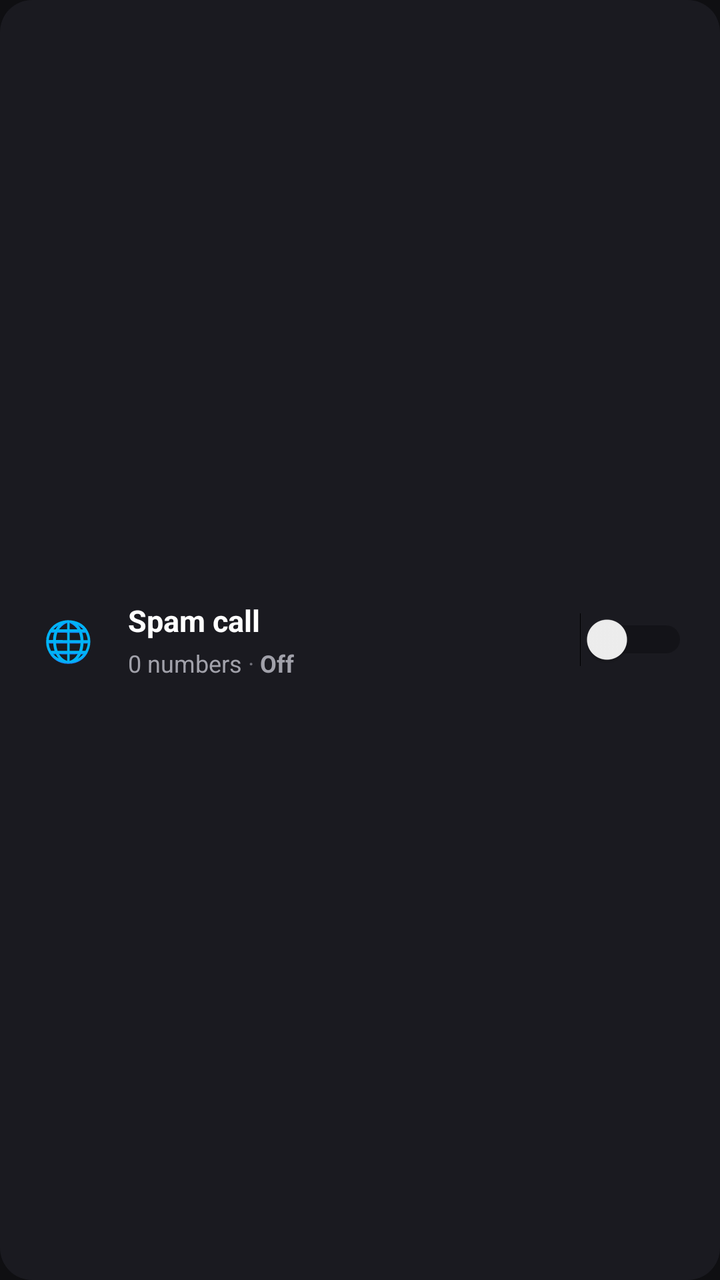
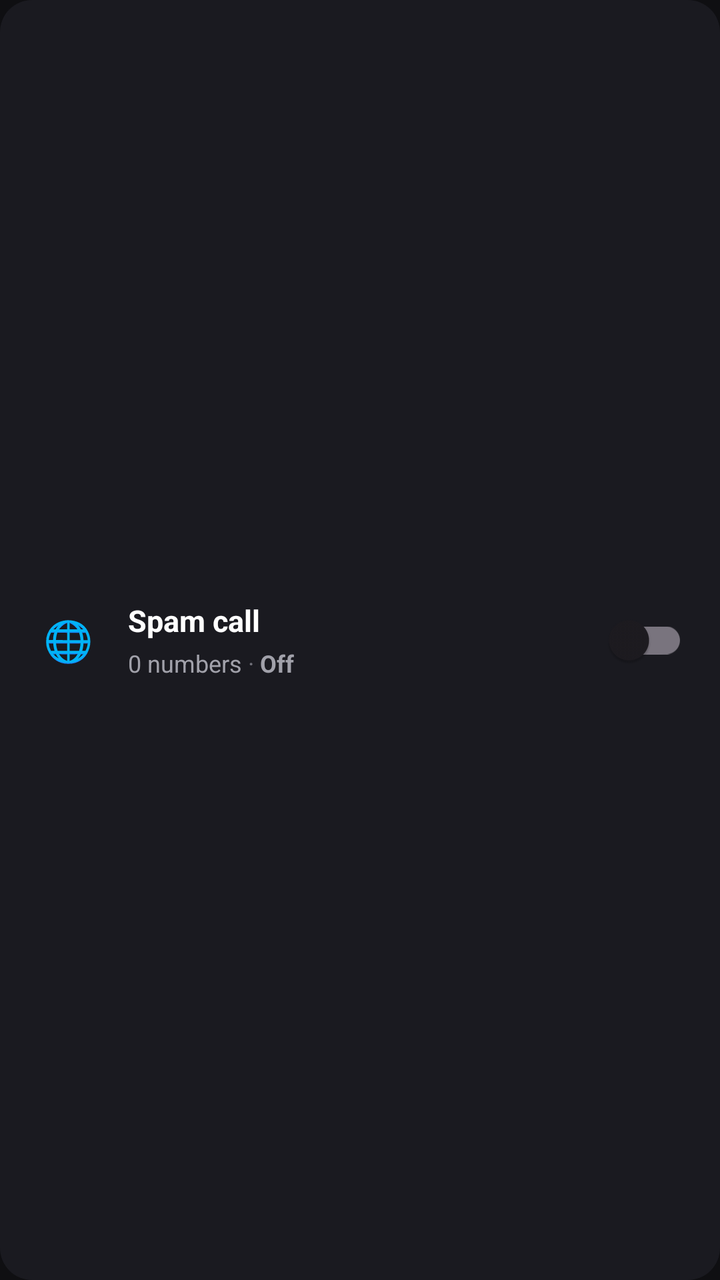

Two renders of the same Android screen: before a commit and after it. Below are the layout's source before the change and the commit's diff.
<!-- AndroidManifest.xml: application theme Theme.CallFilter -->
<!-- res/layout/global_reason_card.xml -->
<?xml version="1.0" encoding="utf-8"?>
<LinearLayout xmlns:android="http://schemas.android.com/apk/res/android"
    android:layout_width="match_parent"
    android:layout_height="wrap_content"
    android:orientation="horizontal"
    android:gravity="center_vertical"
    android:background="@drawable/card_bg"
    android:padding="16dp"
    android:layout_marginBottom="10dp">

    
    <TextView
        android:layout_width="36dp"
        android:layout_height="36dp"
        android:text="🌐"
        android:textSize="20sp"
        android:gravity="center"
        android:layout_marginEnd="12dp"/>

    
    <LinearLayout
        android:layout_width="0dp"
        android:layout_weight="1"
        android:layout_height="wrap_content"
        android:orientation="vertical">
        <TextView
            android:id="@+id/reasonCardTitle"
            android:layout_width="wrap_content"
            android:layout_height="wrap_content"
            android:text="Spam call"
            android:textSize="15sp"
            android:textStyle="bold"
            android:textColor="@color/text"/>
        <LinearLayout
            android:layout_width="wrap_content"
            android:layout_height="wrap_content"
            android:orientation="horizontal"
            android:layout_marginTop="3dp"
            android:gravity="center_vertical">
            <TextView
                android:id="@+id/reasonCardCount"
                android:layout_width="wrap_content"
                android:layout_height="wrap_content"
                android:text="0 numbers"
                android:textSize="12sp"
                android:textColor="@color/subtext"/>
            <TextView
                android:layout_width="wrap_content"
                android:layout_height="wrap_content"
                android:text=" · "
                android:textSize="12sp"
                android:textColor="@color/muted"/>
            <TextView
                android:id="@+id/reasonCardStatus"
                android:layout_width="wrap_content"
                android:layout_height="wrap_content"
                android:text="Off"
                android:textSize="12sp"
                android:textStyle="bold"
                android:textColor="@color/subtext"/>
        </LinearLayout>
    </LinearLayout>

    
    <Switch
        android:id="@+id/reasonCardSwitch"
        android:layout_width="wrap_content"
        android:layout_height="wrap_content"
        android:checked="false"/>
</LinearLayout>
<!-- resources referenced by this layout -->
<resources>
  <color name="muted">#71717A</color>
  <color name="subtext">#A1A1AA</color>
  <color name="text">#FFFFFF</color>
  <!-- drawable card_bg (drawable) -->
  <?xml version="1.0" encoding="utf-8"?>
  <shape xmlns:android="http://schemas.android.com/apk/res/android" android:shape="rectangle">
      <corners android:radius="16dp"/>
      <solid android:color="#1A1A20"/>
  </shape>
  <style name="Theme.CallFilter" parent="Theme.Material3.DayNight.NoActionBar">
          <item name="android:windowBackground">@color/bg</item>
          <item name="android:statusBarColor">@color/bg</item>
          <item name="android:navigationBarColor">@color/bg</item>
          <item name="android:windowLightStatusBar">false</item>
          <item name="colorPrimary">@color/accent</item>
          <item name="colorOnPrimary">@color/white</item>
          <item name="android:textColor">@color/text</item>
      </style>
  <color name="bg">#0F0F12</color>
  <color name="accent">#4F8EF7</color>
  <color name="white">#FFFFFF</color>
</resources>

<!-- the commit's change to res/layout/global_reason_card.xml (unified diff, before → after) -->
@@ -62,7 +62,7 @@
     </LinearLayout>
 
     
-    <Switch
+    <androidx.appcompat.widget.SwitchCompat
         android:id="@+id/reasonCardSwitch"
         android:layout_width="wrap_content"
         android:layout_height="wrap_content"
